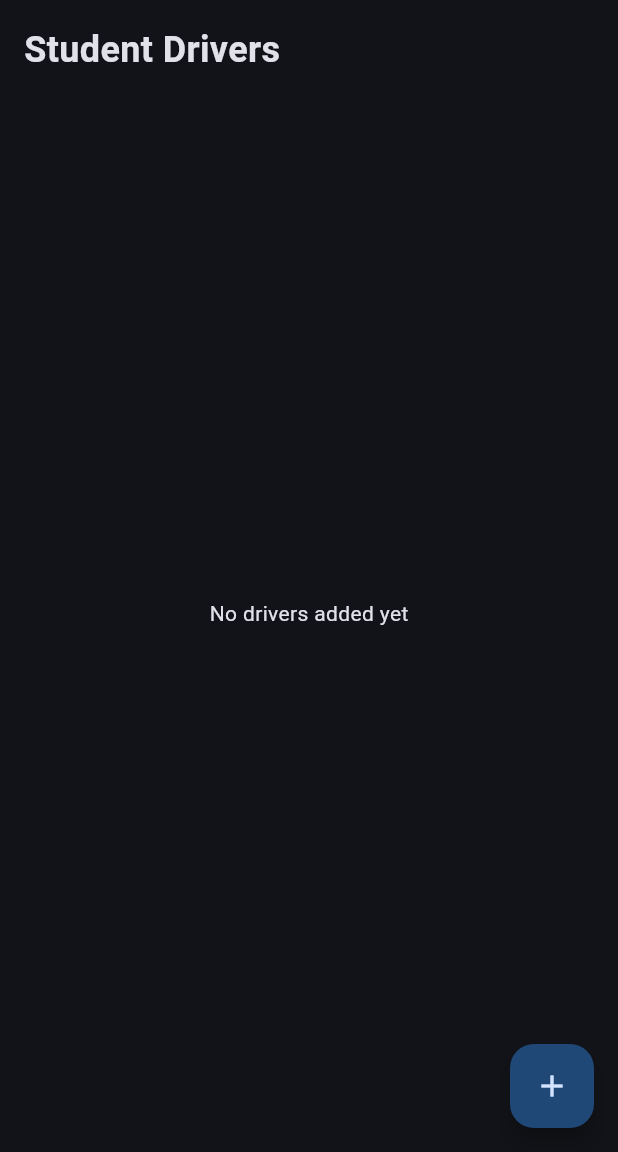
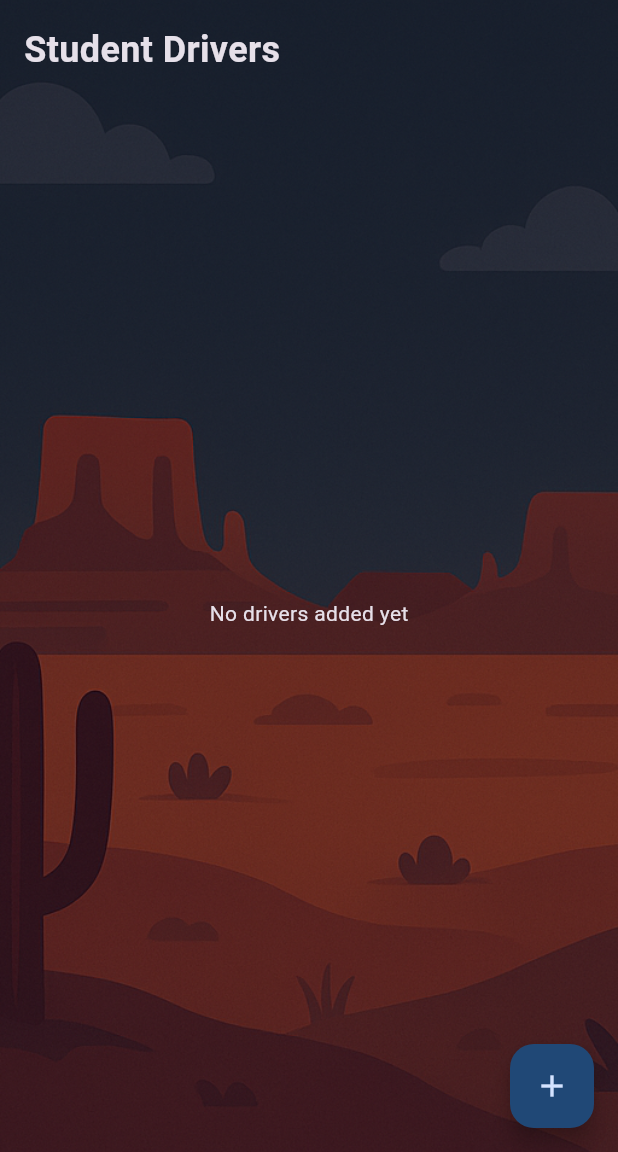
Before and after one commit to nwc6624/student-driver-tracker, a Flutter app: the screen it shows after launch, after a tap on the "dark mode" icon, on a phone screen of 412 x 824 dp, the part 84-1236 px from its top. Run offline on Flutter 3.47's test engine with Material 3 defaults, Android fonts, the phone set to English and light mode, and no system bars; our stand-ins replace flutter_riverpod, geolocator, hive, hive_flutter, open_file, pdf and 3 more; accounts and stored records are empty.

Commit message:
Add theme-based background images
- Implement AppThemeExtension for theme-specific assets
- Add light and dark background images
- Update theme provider to handle background images
- Modify main app to display theme-appropriate background
- Add setup script for background images

```diff
--- a/lib/main.dart
+++ b/lib/main.dart
@@ -1,4 +1,5 @@
 import 'package:flutter/material.dart';
+import 'package:student_driver_tracker/theme/app_theme.dart';
 import 'package:hive_flutter/hive_flutter.dart';
 import 'package:flutter_riverpod/flutter_riverpod.dart';
 import 'models/driver.dart';
@@ -10,6 +11,7 @@ import 'screens/add_session_screen.dart';
 import 'screens/create_driver_screen.dart';
 import 'screens/driver_profile_screen.dart';
 import 'adapters/duration_adapter.dart';
+import 'theme/app_theme.dart';
 
 void main() async {
   WidgetsFlutterBinding.ensureInitialized();
@@ -40,24 +42,39 @@ class MyApp extends ConsumerWidget {
   @override
   Widget build(BuildContext context, WidgetRef ref) {
     final themeMode = ref.watch(ThemeProvider.provider);
+    final themeProvider = ref.watch(ThemeProvider.provider.notifier);
 
     return MaterialApp(
       title: 'Student Driver Tracker',
-      theme: ThemeData(
+      theme: AppTheme.lightTheme.copyWith(
         colorScheme: ColorScheme.fromSeed(
-          seedColor: const Color(0xFF4A90E2), // Light blue
+          seedColor: const Color(0xFF4A90E2),
           brightness: Brightness.light,
         ),
         useMaterial3: true,
       ),
-      darkTheme: ThemeData(
+      darkTheme: AppTheme.darkTheme.copyWith(
         colorScheme: ColorScheme.fromSeed(
-          seedColor: const Color(0xFF4A90E2), // Light blue
+          seedColor: const Color(0xFF4A90E2),
           brightness: Brightness.dark,
         ),
         useMaterial3: true,
       ),
       themeMode: themeMode,
+      builder: (context, child) {
+        final theme = Theme.of(context);
+        final appTheme = theme.extension<AppThemeExtension>();
+
+        return Container(
+          decoration: BoxDecoration(
+            image: DecorationImage(
+              image: AssetImage(appTheme?.backgroundImage ?? 'assets/images/light_background.png'),
+              fit: BoxFit.cover,
+            ),
+          ),
+          child: child,
+        );
+      },
       home: const HomeScreen(),
       routes: {
         '/create-driver': (context) => const CreateDriverScreen(),
--- a/lib/providers/theme_provider.dart
+++ b/lib/providers/theme_provider.dart
@@ -1,6 +1,7 @@
 import 'package:flutter/material.dart';
 import 'package:shared_preferences/shared_preferences.dart';
 import 'package:flutter_riverpod/flutter_riverpod.dart';
+import '../theme/app_theme.dart';
 
 class ThemeProvider extends StateNotifier<ThemeMode> {
   final SharedPreferences _prefs;
@@ -8,6 +9,14 @@ class ThemeProvider extends StateNotifier<ThemeMode> {
   ThemeProvider(this._prefs) : super(_prefs.getString('theme_mode') == 'dark'
       ? ThemeMode.dark
       : ThemeMode.light);
+
+  // Get the current theme data
+  ThemeData get themeData => state == ThemeMode.dark
+      ? AppTheme.darkTheme
+      : AppTheme.lightTheme;
+
+  // Get the current background image
+  String get backgroundImage => AppTheme.getBackgroundImage(state);
 
   void toggleTheme() {
     state = state == ThemeMode.light ? ThemeMode.dark : ThemeMode.light;
--- /dev/null
+++ b/lib/theme/app_theme.dart
@@ -0,0 +1,67 @@
+import 'package:flutter/material.dart';
+
+class AppTheme {
+  // Background images
+  static const String lightBackground = 'assets/images/light_background.png';
+  static const String darkBackground = 'assets/images/dark_background.png';
+
+  // Light theme
+  static ThemeData lightTheme = ThemeData(
+    useMaterial3: true,
+    brightness: Brightness.light,
+    scaffoldBackgroundColor: Colors.transparent,
+    extensions: <ThemeExtension<dynamic>>[
+      AppThemeExtension(
+        backgroundImage: lightBackground,
+      ),
+    ],
+  );
+
+  // Dark theme
+  static ThemeData darkTheme = ThemeData(
+    useMaterial3: true,
+    brightness: Brightness.dark,
+    scaffoldBackgroundColor: Colors.transparent,
+    extensions: <ThemeExtension<dynamic>>[
+      AppThemeExtension(
+        backgroundImage: darkBackground,
+      ),
+    ],
+  );
+
+  // Get the appropriate background image based on theme mode
+  static String getBackgroundImage(ThemeMode mode) {
+    return mode == ThemeMode.dark ? darkBackground : lightBackground;
+  }
+}
+
+class AppThemeExtension extends ThemeExtension<AppThemeExtension> {
+  final String backgroundImage;
+
+  const AppThemeExtension({
+    required this.backgroundImage,
+  });
+
+  @override
+  @override
+  ThemeExtension<AppThemeExtension> copyWith({
+    String? backgroundImage,
+  }) {
+    return AppThemeExtension(
+      backgroundImage: backgroundImage ?? this.backgroundImage,
+    );
+  }
+
+  @override
+  ThemeExtension<AppThemeExtension> lerp(
+    covariant ThemeExtension<AppThemeExtension>? other,
+    double t,
+  ) {
+    if (other is! AppThemeExtension) {
+      return this;
+    }
+    return AppThemeExtension(
+      backgroundImage: backgroundImage,
+    );
+  }
+}
--- a/pubspec.yaml
+++ b/pubspec.yaml
@@ -91,9 +91,9 @@ flutter:
   uses-material-design: true
 
   # To add assets to your application, add an assets section, like this:
-  # assets:
-  #   - images/a_dot_burr.jpeg
-  #   - images/a_dot_ham.jpeg
+  assets:
+    - assets/images/light_background.png
+    - assets/images/dark_background.png
 
   # An image asset can refer to one or more resolution-specific "variants", see
   # https://flutter.dev/to/resolution-aware-images
```
Also changed, not shown: assets/images/dark_background.png (added), assets/images/light_background.png (added), 1 other file.
